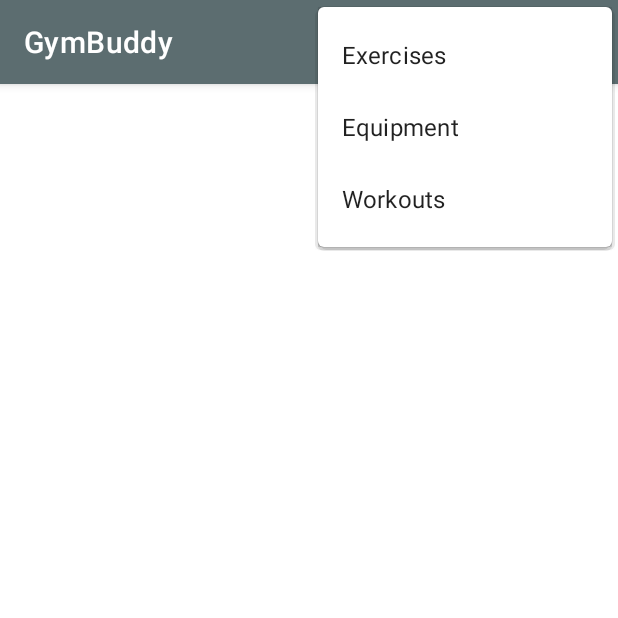
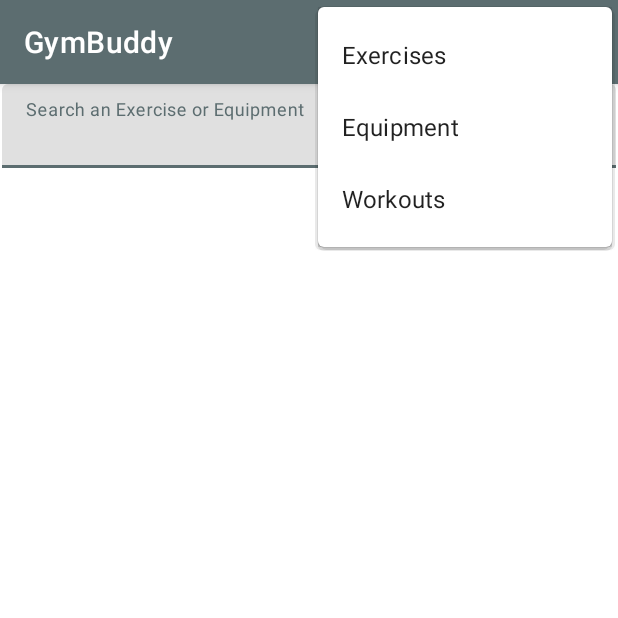
Before and after one commit to tessabeauchat/GymBuddyFinalProject, an Android app: the InfoActivity screen opened directly, with no data from a screen before it, with the options menu open, on a phone screen of 412 x 824 dp, the top half of it. Run offline under Robolectric (Android 15) with nearby library versions, the phone set to English and light mode, and no system bars.

Commit message:
Home button added to menu bar

```diff
--- a/app/src/main/java/com/example/gymbuddy/EquipmentActivity.java
+++ b/app/src/main/java/com/example/gymbuddy/EquipmentActivity.java
@@ -46,4 +46,6 @@ public class EquipmentActivity extends AppCompatActivity {
         }
         return super.onOptionsItemSelected(item);
     }
+
+
 }
--- /dev/null
+++ b/app/src/main/res/drawable/home_button.xml
@@ -0,0 +1,5 @@
+<vector android:height="24dp" android:tint="#FFFFFF"
+    android:viewportHeight="24" android:viewportWidth="24"
+    android:width="24dp" xmlns:android="http://schemas.android.com/apk/res/android">
+    <path android:fillColor="@android:color/white" android:pathData="M10,20v-6h4v6h5v-8h3L12,3 2,12h3v8z"/>
+</vector>
--- a/app/src/main/res/layout/activity_info.xml
+++ b/app/src/main/res/layout/activity_info.xml
@@ -1,6 +1,22 @@
 <?xml version="1.0" encoding="utf-8"?>
 <androidx.constraintlayout.widget.ConstraintLayout xmlns:android="http://schemas.android.com/apk/res/android"
     android:layout_width="match_parent"
-    android:layout_height="match_parent">
+    android:layout_height="match_parent"
+    xmlns:app="http://schemas.android.com/apk/res-auto">
+
+    <com.google.android.material.textfield.TextInputLayout
+        android:id="@+id/textInputLayout"
+        android:layout_width="409dp"
+        android:layout_height="wrap_content"
+        app:layout_constraintEnd_toEndOf="parent"
+        app:layout_constraintStart_toStartOf="parent"
+        app:layout_constraintTop_toTopOf="parent">
+
+        <com.google.android.material.textfield.TextInputEditText
+            android:layout_width="match_parent"
+            android:layout_height="wrap_content"
+            android:hint="Search an Exercise or Equipment"
+            android:textColorHint="#616161" />
+    </com.google.android.material.textfield.TextInputLayout>
 
 </androidx.constraintlayout.widget.ConstraintLayout>
--- a/app/src/main/res/menu/menu_main.xml
+++ b/app/src/main/res/menu/menu_main.xml
@@ -2,6 +2,10 @@
 <menu xmlns:app="http://schemas.android.com/apk/res-auto"
     xmlns:android="http://schemas.android.com/apk/res/android">
 
+    <item
+        android:icon="@drawable/home_button"
+        android:title="home_button"
+        app:showAsAction="always" />
     <item
         android:id="@+id/exercise_menu"
         android:title="@string/exercise_main" />
```
Also changed, not shown: app/src/main/res/drawable/flatbench.png (added).
